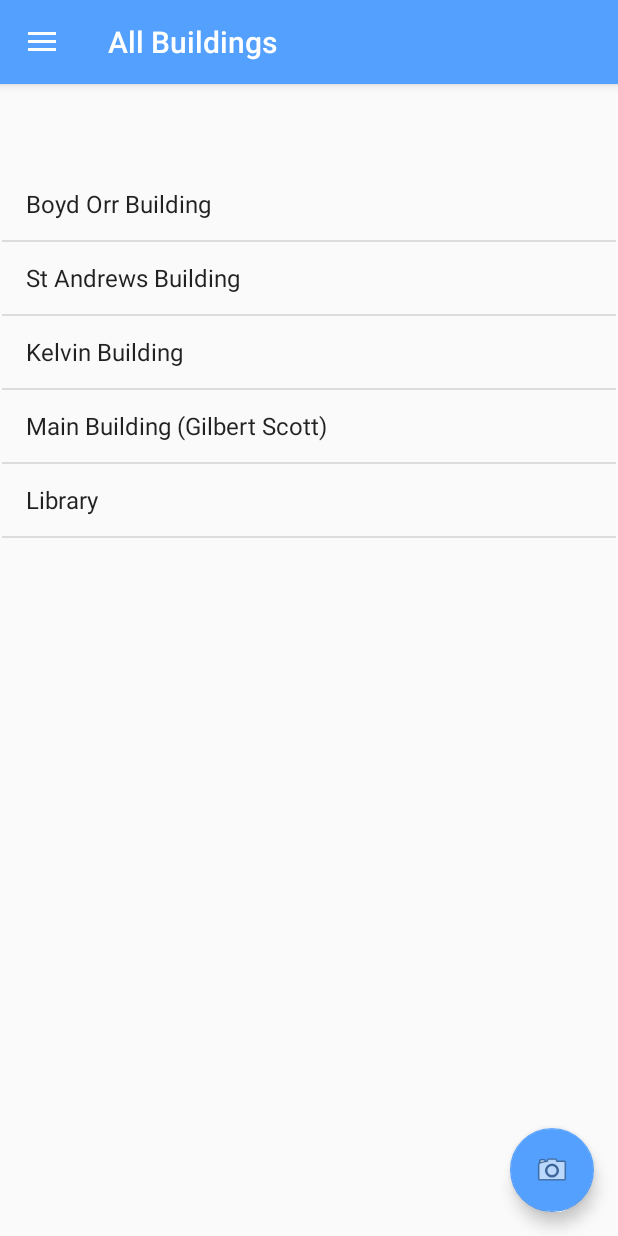
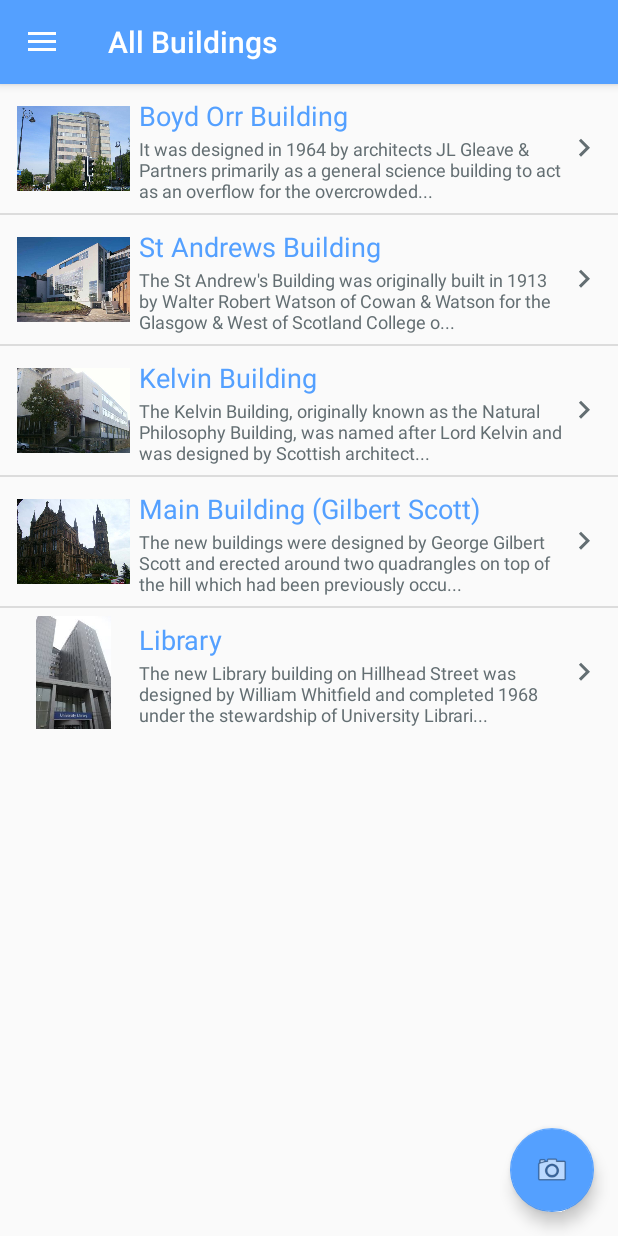
Before and after one commit to MaxMcl1/mobilehci2019, an Android app: the screen it shows after launch (HomeActivity), in the side drawer, after a tap on "All Buildings", on a phone screen of 412 x 824 dp. Run offline under Robolectric (Android 15) with nearby library versions, the phone set to English and light mode, and no system bars; our stand-ins replace navigation-ui.

Commit message:
all/my buildings page now look nice

```diff
--- a/CampusTour/app/src/main/java/com/mobilehci/campustour/Building.java
+++ b/CampusTour/app/src/main/java/com/mobilehci/campustour/Building.java
@@ -1,7 +1,4 @@
 package com.mobilehci.campustour;
-
-import java.util.Arrays;
-import java.util.List;
 
 public enum Building {
 
@@ -59,7 +56,6 @@ public enum Building {
     private double longitude;
     private int image;
 
-
     Building(String name, String description, boolean visited, String[] facilities, double latitude, double longitude, int image) {
         this.name = name;
         this.description = description;
--- /dev/null
+++ b/CampusTour/app/src/main/java/com/mobilehci/campustour/ListAdapter.java
@@ -0,0 +1,45 @@
+package com.mobilehci.campustour;
+
+import android.app.Activity;
+import android.view.LayoutInflater;
+import android.view.View;
+import android.view.ViewGroup;
+import android.widget.ArrayAdapter;
+import android.widget.ImageView;
+import android.widget.TextView;
+
+import java.util.List;
+
+public class ListAdapter extends ArrayAdapter {
+
+    private List<String> names;
+    private List<String> descriptions;
+    private List<Integer> images;
+    private Activity context;
+
+    public ListAdapter(Activity context, List<String> names, List<String> descriptions, List<Integer> images) {
+        super(context, R.layout.list_row_item, names);
+        this.context = context;
+        this.names = names;
+        this.descriptions = descriptions;
+        this.images = images;
+    }
+
+    @Override
+    public View getView(int position, View convertView, ViewGroup parent) {
+        View row = convertView;
+        LayoutInflater inflater = context.getLayoutInflater();
+
+        if (convertView == null) row = inflater.inflate(R.layout.list_row_item, null, true);
+
+        TextView name = (TextView) row.findViewById(R.id.buildingRowName);
+        TextView description = (TextView) row.findViewById(R.id.buildingRowDescription);
+        ImageView image = (ImageView) row.findViewById(R.id.buildingRowImage);
+
+        name.setText(names.get(position));
+        description.setText(descriptions.get(position).substring(0, 140) + "...");
+        image.setImageResource(images.get(position));
+
+        return  row;
+    }
+}
--- a/CampusTour/app/src/main/java/com/mobilehci/campustour/ui/all/AllFragment.java
+++ b/CampusTour/app/src/main/java/com/mobilehci/campustour/ui/all/AllFragment.java
@@ -6,14 +6,13 @@ import android.view.LayoutInflater;
 import android.view.View;
 import android.view.ViewGroup;
 import android.widget.AdapterView;
-import android.widget.ArrayAdapter;
 import android.widget.ListView;
-import android.widget.Toast;
 
 import androidx.annotation.NonNull;
 import androidx.fragment.app.Fragment;
 
 import com.mobilehci.campustour.Building;
+import com.mobilehci.campustour.ListAdapter;
 import com.mobilehci.campustour.LocationInformationActivity;
 import com.mobilehci.campustour.R;
 
@@ -25,10 +24,17 @@ public class AllFragment extends Fragment {
     public View onCreateView(@NonNull LayoutInflater inflater, ViewGroup container, Bundle savedInstanceState) {
         View root = inflater.inflate(R.layout.fragment_all, container, false);
 
-        List<String> buildings = new ArrayList<>();
-        for (Building b : Building.values()) buildings.add(b.getName());
+        List<String> names = new ArrayList<>();
+        List<String> descriptions = new ArrayList<>();
+        List<Integer> images = new ArrayList<>();
 
-        ArrayAdapter<String> allBuildingsAdapter = new ArrayAdapter<>(getActivity(), android.R.layout.simple_list_item_1, buildings);
+        for (Building b : Building.values()) {
+            names.add(b.getName());
+            descriptions.add(b.getDescription());
+            images.add(b.getImage());
+        }
+
+        ListAdapter allBuildingsAdapter = new ListAdapter(getActivity(), names, descriptions, images);
 
         ListView listView = root.findViewById(R.id.list_all_buildings);
         listView.setAdapter(allBuildingsAdapter);
--- a/CampusTour/app/src/main/java/com/mobilehci/campustour/ui/my/MyFragment.java
+++ b/CampusTour/app/src/main/java/com/mobilehci/campustour/ui/my/MyFragment.java
@@ -1,9 +1,11 @@
 package com.mobilehci.campustour.ui.my;
 
+import android.content.Intent;
 import android.os.Bundle;
 import android.view.LayoutInflater;
 import android.view.View;
 import android.view.ViewGroup;
+import android.widget.AdapterView;
 import android.widget.ArrayAdapter;
 import android.widget.ListView;
 import android.widget.TextView;
@@ -12,6 +14,8 @@ import androidx.annotation.NonNull;
 import androidx.fragment.app.Fragment;
 
 import com.mobilehci.campustour.Building;
+import com.mobilehci.campustour.ListAdapter;
+import com.mobilehci.campustour.LocationInformationActivity;
 import com.mobilehci.campustour.R;
 
 import java.util.ArrayList;
@@ -22,19 +26,39 @@ public class MyFragment extends Fragment {
     public View onCreateView(@NonNull LayoutInflater inflater, ViewGroup container, Bundle savedInstanceState) {
         View root = inflater.inflate(R.layout.fragment_my, container, false);
 
-        List<String> buildings = new ArrayList<>();
+        List<String> names = new ArrayList<>();
+        List<String> descriptions = new ArrayList<>();
+        List<Integer> images = new ArrayList<>();
 
         for (Building b : Building.values()) {
-            if (b.isVisited()) buildings.add(b.getName());
+            if (b.isVisited()) {
+                names.add(b.getName());
+                descriptions.add(b.getDescription());
+                images.add(b.getImage());
+            }
         }
 
-        ArrayAdapter<String> myBuildingsAdapter = new ArrayAdapter<>(getActivity(), android.R.layout.simple_list_item_1, buildings);
+        if (names.size() > 0) {
+            ListAdapter allBuildingsAdapter = new ListAdapter(getActivity(), names, descriptions, images);
 
-        ListView listView = root.findViewById(R.id.list_my_buildings);
-        listView.setAdapter(myBuildingsAdapter);
+            ListView listView = root.findViewById(R.id.list_my_buildings);
+            listView.setAdapter(allBuildingsAdapter);
 
-        TextView emptyText = root.findViewById(R.id.empty_text);
-        listView.setEmptyView(emptyText);
+            listView.setOnItemClickListener(new AdapterView.OnItemClickListener() {
+                @Override
+                public void onItemClick(AdapterView<?> parent, View view, int position, long id) {
+                    Intent intent = new Intent(getActivity(), LocationInformationActivity.class);
+
+                    Bundle b = new Bundle();
+                    b.putInt("key", position); //Your id
+                    intent.putExtras(b); //Put your id to your next Intent
+
+                    startActivity(intent);
+                }
+            });
+        } else {
+            root.findViewById(R.id.empty_text).setVisibility(View.VISIBLE);
+        }
 
         return root;
     }
--- /dev/null
+++ b/CampusTour/app/src/main/res/drawable/ic_keyboard_arrow_right.xml
@@ -0,0 +1,5 @@
+<vector android:height="24dp" android:tint="#636E72"
+    android:viewportHeight="24.0" android:viewportWidth="24.0"
+    android:width="24dp" xmlns:android="http://schemas.android.com/apk/res/android">
+    <path android:fillColor="#FF000000" android:pathData="M8.59,16.34l4.58,-4.59 -4.58,-4.59L10,5.75l6,6 -6,6z"/>
+</vector>
--- a/CampusTour/app/src/main/res/layout/fragment_all.xml
+++ b/CampusTour/app/src/main/res/layout/fragment_all.xml
@@ -7,18 +7,14 @@
 
     <ListView
         android:id="@+id/list_all_buildings"
-        android:layout_width="409dp"
-        android:layout_height="694dp"
+        android:layout_width="wrap_content"
+        android:layout_height="wrap_content"
         android:layout_marginStart="16dp"
         android:layout_marginLeft="16dp"
-        android:layout_marginTop="46dp"
         android:layout_marginEnd="16dp"
         android:layout_marginRight="16dp"
-        android:layout_marginBottom="8dp"
-        app:layout_constraintBottom_toBottomOf="parent"
         app:layout_constraintEnd_toEndOf="parent"
         app:layout_constraintStart_toStartOf="parent"
-        app:layout_constraintTop_toTopOf="parent">
+        app:layout_constraintTop_toTopOf="parent" />
 
-    </ListView>
 </androidx.constraintlayout.widget.ConstraintLayout>
--- a/CampusTour/app/src/main/res/layout/fragment_my.xml
+++ b/CampusTour/app/src/main/res/layout/fragment_my.xml
@@ -13,20 +13,19 @@
         app:layout_constraintBottom_toBottomOf="parent"
         app:layout_constraintLeft_toLeftOf="parent"
         app:layout_constraintRight_toRightOf="parent"
-        app:layout_constraintTop_toTopOf="parent" />
+        app:layout_constraintTop_toTopOf="parent"
+        android:visibility="gone" />
 
     <ListView
         android:id="@+id/list_my_buildings"
-        android:layout_width="409dp"
-        android:layout_height="694dp"
+        android:layout_width="wrap_content"
+        android:layout_height="wrap_content"
         android:layout_marginStart="16dp"
         android:layout_marginLeft="16dp"
         android:layout_marginEnd="16dp"
         android:layout_marginRight="16dp"
-        app:layout_constraintBottom_toBottomOf="parent"
         app:layout_constraintEnd_toEndOf="parent"
         app:layout_constraintStart_toStartOf="parent"
-        app:layout_constraintTop_toTopOf="parent">
+        app:layout_constraintTop_toTopOf="parent" />
 
-    </ListView>
 </androidx.constraintlayout.widget.ConstraintLayout>
--- /dev/null
+++ b/CampusTour/app/src/main/res/layout/list_row_item.xml
@@ -0,0 +1,54 @@
+<?xml version="1.0" encoding="utf-8"?>
+<RelativeLayout xmlns:android="http://schemas.android.com/apk/res/android"
+    android:layout_width="fill_parent"
+    android:layout_height="wrap_content"
+    xmlns:app="http://schemas.android.com/apk/res-auto"
+    android:orientation="horizontal"
+    android:padding="5dp" >
+
+    <LinearLayout
+        android:id="@+id/thumbnail"
+        android:layout_width="wrap_content"
+        android:layout_height="wrap_content"
+        android:layout_alignParentLeft="true"
+        android:layout_marginLeft="6dp"
+        android:layout_marginRight="6dp" >
+
+        <ImageView
+            android:id="@+id/buildingRowImage"
+            android:layout_width="75dp"
+            android:layout_height="75dp" />
+    </LinearLayout>
+
+    <TextView
+        android:id="@+id/buildingRowName"
+        android:layout_width="wrap_content"
+        android:layout_height="wrap_content"
+        android:layout_alignTop="@+id/thumbnail"
+        android:layout_toRightOf="@+id/thumbnail"
+        android:text="Building name"
+        android:textColor="?attr/colorPrimary"
+        android:textSize="18dp"
+        android:layout_marginTop="3dp" />
+
+    <TextView
+        android:id="@+id/buildingRowDescription"
+        android:layout_width="fill_parent"
+        android:layout_height="wrap_content"
+        android:layout_below="@id/buildingRowName"
+        android:textColor="#636e72"
+        android:textSize="12dp"
+        android:layout_marginTop="1dp"
+        android:layout_marginRight="30dp"
+        android:layout_toRightOf="@+id/thumbnail"
+        android:text="Building description" />
+
+    <ImageView
+        android:layout_width="wrap_content"
+        android:layout_height="wrap_content"
+        app:srcCompat="@drawable/ic_keyboard_arrow_right"
+        android:layout_alignParentRight="true"
+        android:layout_centerVertical="true"
+        android:layout_marginRight="5dp" />
+
+</RelativeLayout>
```
Lines whose indentation alone changed are shown as unchanged.
